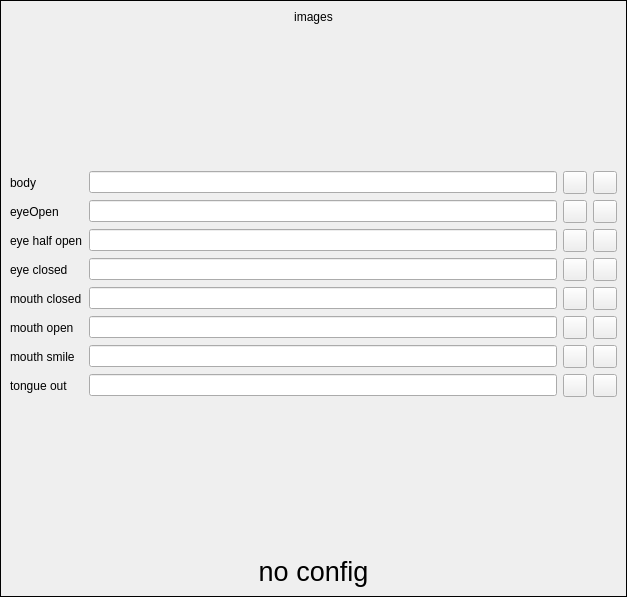
Above: src/ui/settings-dialog/ImageFilesWidget.ui from ashmanix/ashmanix-moveface-obs-plugin before the change. Below: the same form after it.
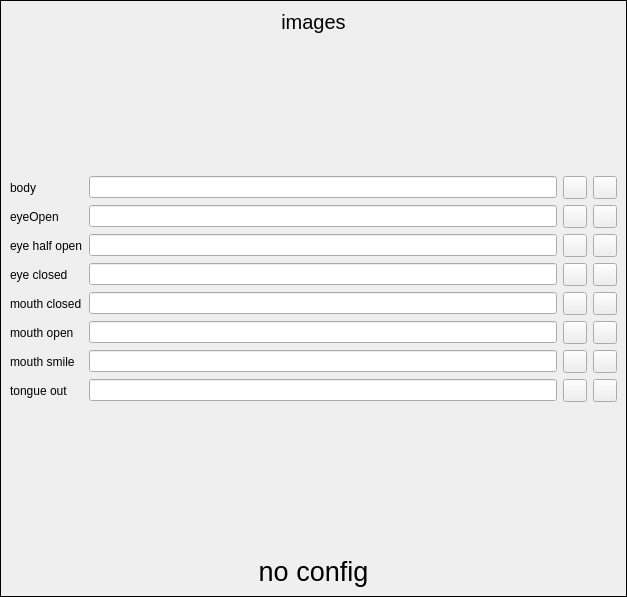
That is the form after the change.

```diff
--- a/src/ui/settings-dialog/ImageFilesWidget.ui
+++ b/src/ui/settings-dialog/ImageFilesWidget.ui
@@ -40,12 +40,20 @@
      <layout class="QVBoxLayout" name="verticalLayout_2">
       <item>
        <widget class="QLabel" name="poseImageLabel">
+        <property name="font">
+         <font>
+          <pointsize>15</pointsize>
+         </font>
+        </property>
         <property name="text">
          <string>images</string>
         </property>
         <property name="alignment">
          <set>Qt::AlignCenter</set>
         </property>
+        <property name="margin">
+         <number>10</number>
+        </property>
        </widget>
       </item>
       <item>
@@ -77,7 +85,7 @@
            <x>0</x>
            <y>0</y>
            <width>601</width>
-           <height>547</height>
+           <height>525</height>
           </rect>
          </property>
          <property name="autoFillBackground">
```
